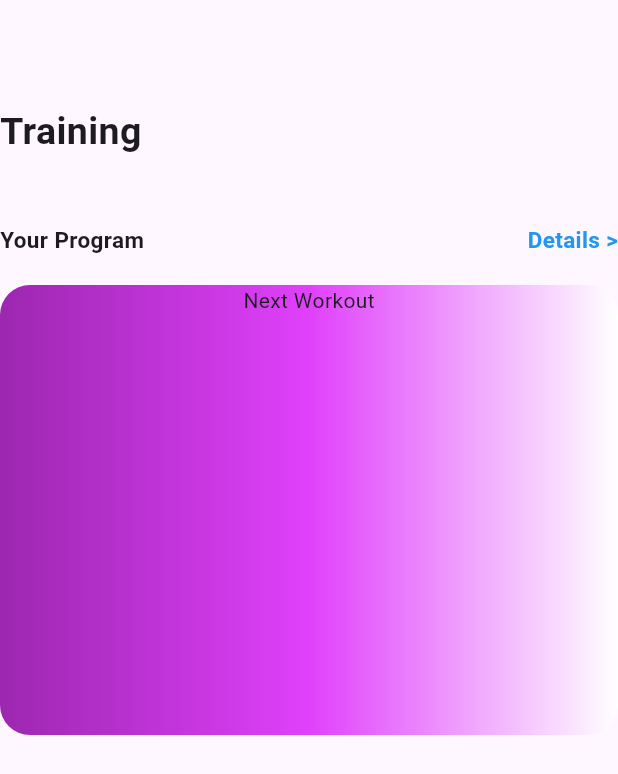
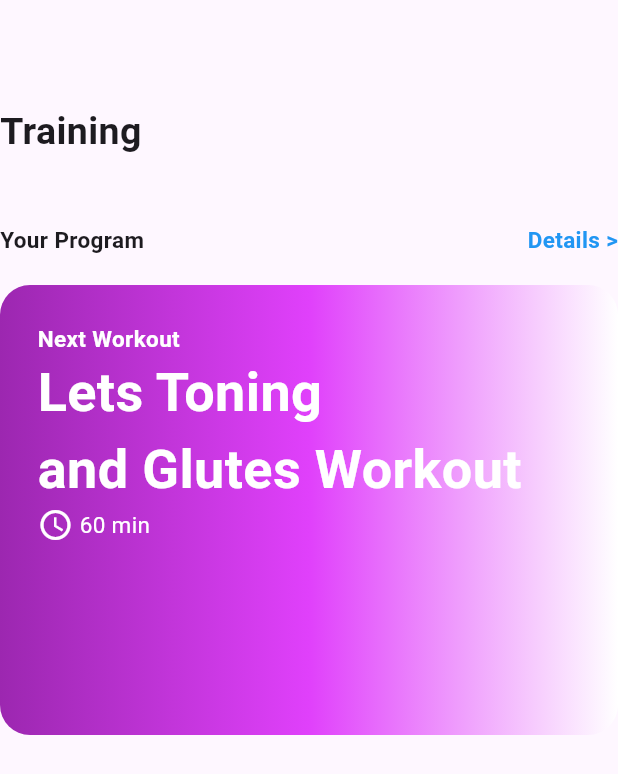
Before and after one commit to Reeptto/Ashsuii_app, a Flutter app: the screen it shows after launch, on a phone screen of 412 x 824 dp. Shown: the top 774 px of the screen. Run offline on Flutter 3.47's test engine with Material 3 defaults, Android fonts, the phone set to English and light mode, and no system bars.

Commit message:
membuat teks di kotak pertama

```diff
--- a/lib/quiz/quiz1.dart
+++ b/lib/quiz/quiz1.dart
@@ -61,10 +61,53 @@ class Quiz1 extends StatelessWidget {
                 gradient: LinearGradient(
                   colors: [Colors.purple, Colors.purpleAccent, Colors.white])
                 ),
-              child: Column(
-                children: [
-                  Text("Next Workout")
-                ],
+              child: Container(
+                margin: EdgeInsets.all(25),
+                child: Column(
+                  crossAxisAlignment: CrossAxisAlignment.start,
+                  children: [
+                    Container(
+                      // margin: EdgeInsets.all(25),
+                      child: Text("Next Workout", style: TextStyle(
+                        fontSize: 15,
+                        color: Colors.white,
+                        fontWeight: FontWeight.w600
+                      ),),
+                    ),
+                    Container(
+                      child: Text("Lets Toning", style: TextStyle(
+                        fontSize: 36,
+                        color: Colors.white,
+                        fontWeight: FontWeight.w600
+                      ),),
+                    ),
+                    Container(
+                      child: Text("and Glutes Workout", style: TextStyle(
+                        fontSize: 36,
+                        color: Colors.white,
+                        fontWeight: FontWeight.w600
+                      ),),
+                    ),
+
+
+                    Row(
+                      children: [
+                        Container(
+                          child: Icon(Icons.access_time,
+                          color: Colors.white,
+                          ),
+                        ),
+                        Container(
+                          child: Text(" 60 min", style: TextStyle(
+                            fontSize: 15,
+                            color: Colors.white
+                          ),),
+                        ),
+
+                      ],
+                    )
+                  ],
+                ),
               ),
             )
           ],
```
